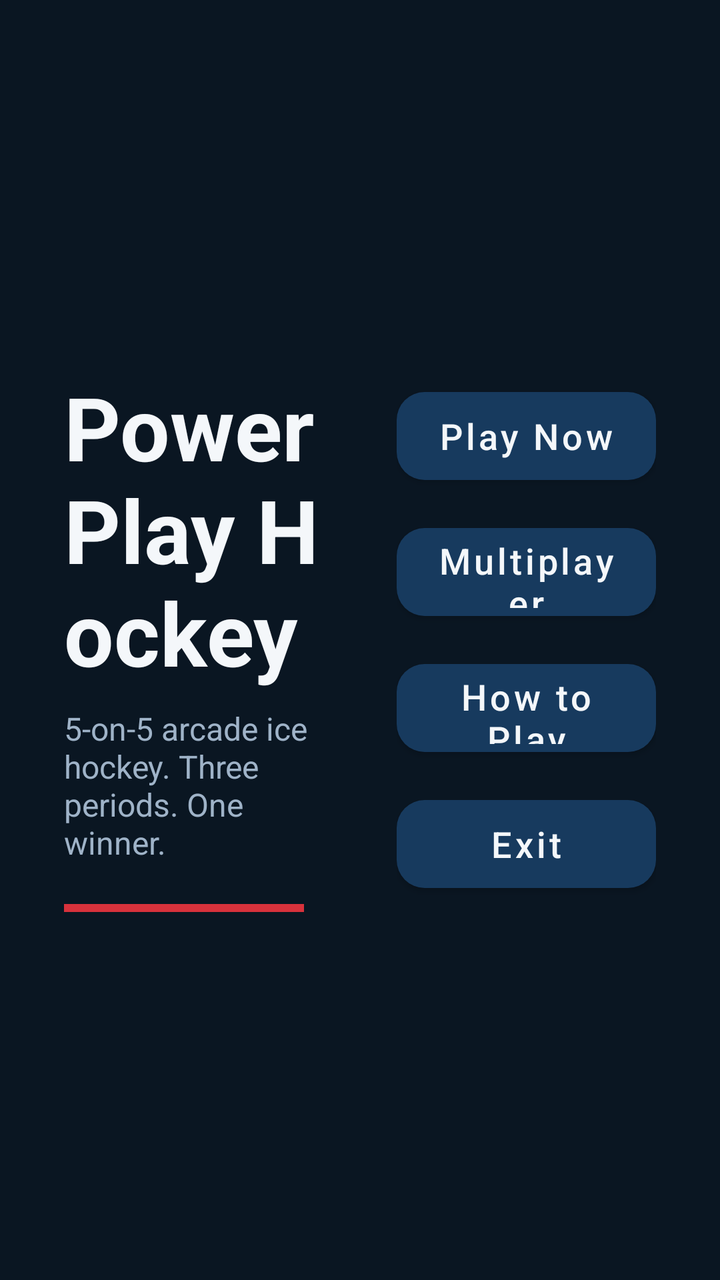
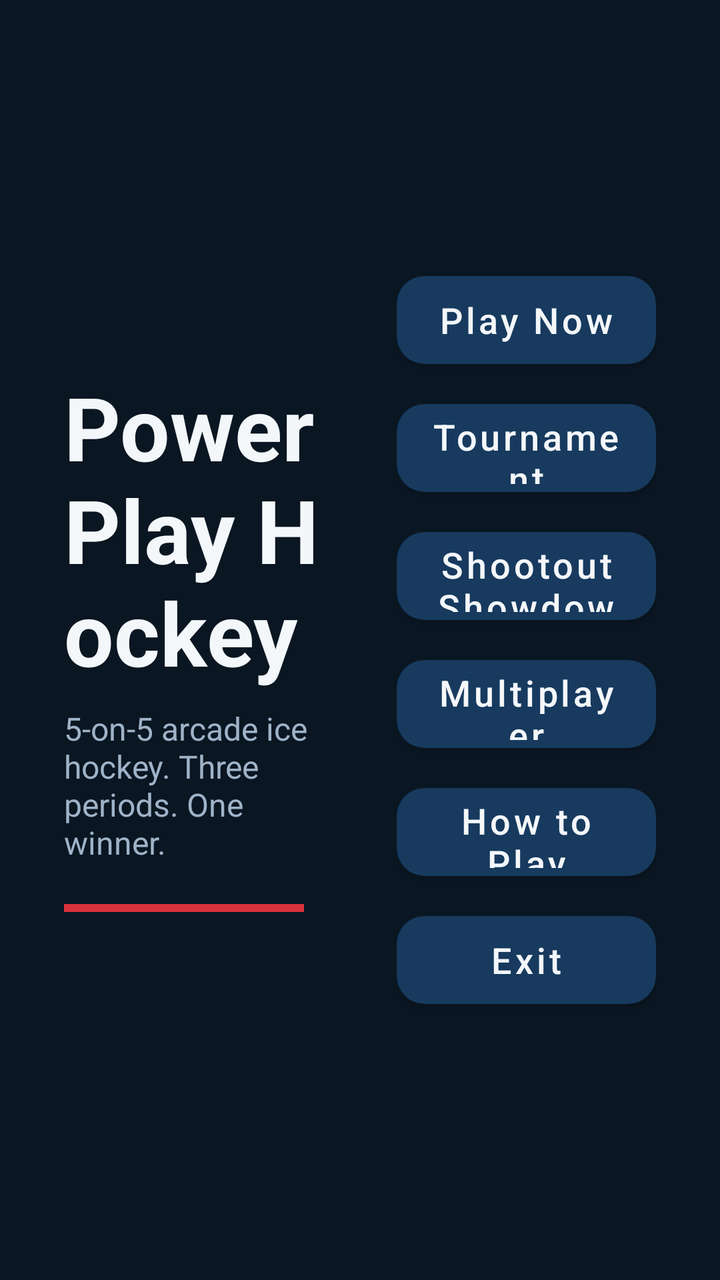

Before-and-after screenshots of an Android layout around one commit, followed by the original layout XML and the change that was made.
<!-- AndroidManifest.xml: application theme Theme.TableHockey -->
<!-- res/layout/activity_main.xml -->
<?xml version="1.0" encoding="utf-8"?>
<LinearLayout xmlns:android="http://schemas.android.com/apk/res/android"
    android:layout_width="match_parent"
    android:layout_height="match_parent"
    android:background="@color/bg_dark"
    android:orientation="horizontal"
    android:gravity="center"
    android:padding="32dp">

    <LinearLayout
        android:layout_width="0dp"
        android:layout_height="wrap_content"
        android:layout_weight="1.1"
        android:orientation="vertical"
        android:gravity="center_vertical">

        <TextView
            android:layout_width="wrap_content"
            android:layout_height="wrap_content"
            android:text="@string/app_name"
            android:textColor="@color/text_primary"
            android:textSize="44sp"
            android:textStyle="bold" />

        <TextView
            android:layout_width="wrap_content"
            android:layout_height="wrap_content"
            android:layout_marginTop="8dp"
            android:text="@string/menu_tagline"
            android:textColor="@color/text_secondary"
            android:textSize="16sp" />

        <View
            android:layout_width="120dp"
            android:layout_height="4dp"
            android:layout_marginTop="20dp"
            android:background="@color/accent_red" />
    </LinearLayout>

    <LinearLayout
        android:layout_width="0dp"
        android:layout_height="wrap_content"
        android:layout_weight="1"
        android:orientation="vertical"
        android:layout_marginStart="24dp">

        <Button
            android:id="@+id/btnPlayNow"
            style="@style/MenuButton"
            android:text="@string/menu_play_now" />

        <Space android:layout_width="0dp" android:layout_height="12dp" />

        <Button
            android:id="@+id/btnWifi2p"
            style="@style/MenuButton"
            android:text="@string/menu_wifi_2p" />

        <Space android:layout_width="0dp" android:layout_height="12dp" />

        <Button
            android:id="@+id/btnHowToPlay"
            style="@style/MenuButton"
            android:text="@string/menu_how_to_play" />

        <Space android:layout_width="0dp" android:layout_height="12dp" />

        <Button
            android:id="@+id/btnExit"
            style="@style/MenuButton"
            android:text="@string/menu_exit" />
    </LinearLayout>

</LinearLayout>
<!-- resources referenced by this layout -->
<resources>
  <color name="accent_red">#D8323C</color>
  <color name="bg_dark">#0A1622</color>
  <color name="text_primary">#F4F7FA</color>
  <color name="text_secondary">#9FB3C8</color>
  <string name="app_name">Power Play Hockey</string>
  <string name="menu_exit">Exit</string>
  <string name="menu_how_to_play">How to Play</string>
  <string name="menu_play_now">Play Now</string>
  <string name="menu_tagline">5-on-5 arcade ice hockey. Three periods. One winner.</string>
  <string name="menu_wifi_2p">Multiplayer</string>
  <style name="MenuButton" parent="Widget.MaterialComponents.Button">
          <item name="android:layout_width">match_parent</item>
          <item name="android:layout_height">56dp</item>
          <item name="android:textSize">18sp</item>
          <item name="android:textAllCaps">false</item>
          <item name="backgroundTint">@color/button_bg</item>
          <item name="android:textColor">@color/text_primary</item>
          <item name="cornerRadius">14dp</item>
      </style>
  <style name="Theme.TableHockey" parent="Theme.MaterialComponents.NoActionBar">
          <item name="colorPrimary">@color/accent</item>
          <item name="colorPrimaryDark">@color/bg_dark</item>
          <item name="colorAccent">@color/accent</item>
          <item name="android:windowBackground">@color/bg_dark</item>
          <item name="android:statusBarColor">@color/bg_dark</item>
          <item name="android:navigationBarColor">@color/bg_dark</item>
          <item name="android:windowFullscreen">false</item>
          <item name="android:spinnerItemStyle">@style/SpinnerItem</item>
          <item name="android:textColorPrimary">@color/text_primary</item>
          <item name="android:textColorSecondary">@color/text_secondary</item>
      </style>
  <color name="button_bg">#173A5E</color>
  <color name="accent">#2E86FF</color>
  <style name="SpinnerItem" parent="Widget.AppCompat.TextView.SpinnerItem">
          <item name="android:textColor">@color/text_primary</item>
      </style>
</resources>

<!-- the commit's change to res/layout/activity_main.xml (unified diff, before → after) -->
@@ -49,21 +49,35 @@
             style="@style/MenuButton"
             android:text="@string/menu_play_now" />
 
-        <Space android:layout_width="0dp" android:layout_height="12dp" />
+        <Space android:layout_width="0dp" android:layout_height="8dp" />
+
+        <Button
+            android:id="@+id/btnTournament"
+            style="@style/MenuButton"
+            android:text="@string/menu_tournament" />
+
+        <Space android:layout_width="0dp" android:layout_height="8dp" />
+
+        <Button
+            android:id="@+id/btnShootout"
+            style="@style/MenuButton"
+            android:text="@string/menu_shootout" />
+
+        <Space android:layout_width="0dp" android:layout_height="8dp" />
 
         <Button
             android:id="@+id/btnWifi2p"
             style="@style/MenuButton"
             android:text="@string/menu_wifi_2p" />
 
-        <Space android:layout_width="0dp" android:layout_height="12dp" />
+        <Space android:layout_width="0dp" android:layout_height="8dp" />
 
         <Button
             android:id="@+id/btnHowToPlay"
             style="@style/MenuButton"
             android:text="@string/menu_how_to_play" />
 
-        <Space android:layout_width="0dp" android:layout_height="12dp" />
+        <Space android:layout_width="0dp" android:layout_height="8dp" />
 
         <Button
             android:id="@+id/btnExit"
<!-- resource entries referenced after the edit -->
@@ -8,7 +8,9 @@
   <string name="menu_exit">Exit</string>
   <string name="menu_how_to_play">How to Play</string>
   <string name="menu_play_now">Play Now</string>
+  <string name="menu_shootout">Shootout Showdown</string>
   <string name="menu_tagline">5-on-5 arcade ice hockey. Three periods. One winner.</string>
+  <string name="menu_tournament">Tournament Playoffs</string>
   <string name="menu_wifi_2p">Multiplayer</string>
   <style name="MenuButton" parent="Widget.MaterialComponents.Button">
           <item name="android:layout_width">match_parent</item>
